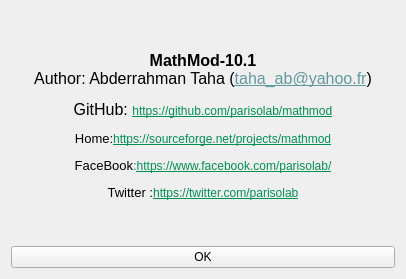
Qt form ui_forms/about.ui (parisolab/mathmod) before a commit.
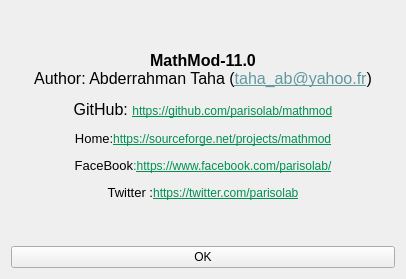
The same form after that commit.

What changed in the file:
```diff
--- a/ui_forms/about.ui
+++ b/ui_forms/about.ui
@@ -20,7 +20,7 @@
       <font/>
      </property>
      <property name="text">
-      <string>&lt;html&gt;&lt;head/&gt;&lt;body&gt;&lt;p align=&quot;center&quot;&gt;&lt;span style=&quot; font-size:12pt; font-weight:600;&quot;&gt;MathMod-10.1&lt;/span&gt;&lt;br/&gt;&lt;span style=&quot; font-size:12pt;&quot;&gt;Author: Abderrahman Taha (&lt;/span&gt;&lt;a href=&quot;taha_ab@yahoo.fr&quot;&gt;&lt;span style=&quot; font-size:12pt; text-decoration: underline; color:#60999e;&quot;&gt;taha_ab@yahoo.fr&lt;/span&gt;&lt;/a&gt;&lt;span style=&quot; font-size:12pt;&quot;&gt;)&lt;/span&gt;&lt;/p&gt;&lt;p align=&quot;center&quot;&gt;&lt;span style=&quot; font-size:12pt;&quot;&gt;GitHub: &lt;/span&gt;&lt;a href=&quot;https://github.com/parisolab/mathmod&quot;&gt;&lt;span style=&quot; text-decoration: underline; color:#009051;&quot;&gt;https://github.com/parisolab/mathmod&lt;/span&gt;&lt;/a&gt;&lt;/p&gt;&lt;p align=&quot;center&quot;&gt;&lt;span style=&quot; font-size:10pt;&quot;&gt;Home&lt;/span&gt;&lt;span style=&quot; font-size:10pt; color:#131313;&quot;&gt;:&lt;/span&gt;&lt;a href=&quot;https://sourceforge.net/projects/mathmod&quot;&gt;&lt;span style=&quot; text-decoration: underline; color:#009051;&quot;&gt;https://sourceforge.net/projects/mathmod&lt;/span&gt;&lt;/a&gt;&lt;/p&gt;&lt;p align=&quot;center&quot;&gt;&lt;span style=&quot; font-size:10pt;&quot;&gt;FaceBook&lt;/span&gt;&lt;span style=&quot; font-size:10pt; color:#009051;&quot;&gt;:&lt;/span&gt;&lt;a href=&quot;https://www.facebook.com/parisolab/&quot;&gt;&lt;span style=&quot; text-decoration: underline; color:#009051;&quot;&gt;https://www.facebook.com/parisolab/&lt;/span&gt;&lt;/a&gt;&lt;/p&gt;&lt;p align=&quot;center&quot;&gt;&lt;span style=&quot; font-size:10pt;&quot;&gt;Twitter :&lt;/span&gt;&lt;a href=&quot;https://twitter.com/parisolab&quot;&gt;&lt;span style=&quot; text-decoration: underline; color:#009051;&quot;&gt;https://twitter.com/parisolab&lt;/span&gt;&lt;/a&gt;&lt;/p&gt;&lt;/body&gt;&lt;/html&gt;</string>
+      <string>&lt;html&gt;&lt;head/&gt;&lt;body&gt;&lt;p align=&quot;center&quot;&gt;&lt;span style=&quot; font-size:12pt; font-weight:600;&quot;&gt;MathMod-11.0&lt;/span&gt;&lt;br/&gt;&lt;span style=&quot; font-size:12pt;&quot;&gt;Author: Abderrahman Taha (&lt;/span&gt;&lt;a href=&quot;taha_ab@yahoo.fr&quot;&gt;&lt;span style=&quot; font-size:12pt; text-decoration: underline; color:#60999e;&quot;&gt;taha_ab@yahoo.fr&lt;/span&gt;&lt;/a&gt;&lt;span style=&quot; font-size:12pt;&quot;&gt;)&lt;/span&gt;&lt;/p&gt;&lt;p align=&quot;center&quot;&gt;&lt;span style=&quot; font-size:12pt;&quot;&gt;GitHub: &lt;/span&gt;&lt;a href=&quot;https://github.com/parisolab/mathmod&quot;&gt;&lt;span style=&quot; text-decoration: underline; color:#009051;&quot;&gt;https://github.com/parisolab/mathmod&lt;/span&gt;&lt;/a&gt;&lt;/p&gt;&lt;p align=&quot;center&quot;&gt;&lt;span style=&quot; font-size:10pt;&quot;&gt;Home&lt;/span&gt;&lt;span style=&quot; font-size:10pt; color:#131313;&quot;&gt;:&lt;/span&gt;&lt;a href=&quot;https://sourceforge.net/projects/mathmod&quot;&gt;&lt;span style=&quot; text-decoration: underline; color:#009051;&quot;&gt;https://sourceforge.net/projects/mathmod&lt;/span&gt;&lt;/a&gt;&lt;/p&gt;&lt;p align=&quot;center&quot;&gt;&lt;span style=&quot; font-size:10pt;&quot;&gt;FaceBook&lt;/span&gt;&lt;span style=&quot; font-size:10pt; color:#009051;&quot;&gt;:&lt;/span&gt;&lt;a href=&quot;https://www.facebook.com/parisolab/&quot;&gt;&lt;span style=&quot; text-decoration: underline; color:#009051;&quot;&gt;https://www.facebook.com/parisolab/&lt;/span&gt;&lt;/a&gt;&lt;/p&gt;&lt;p align=&quot;center&quot;&gt;&lt;span style=&quot; font-size:10pt;&quot;&gt;Twitter :&lt;/span&gt;&lt;a href=&quot;https://twitter.com/parisolab&quot;&gt;&lt;span style=&quot; text-decoration: underline; color:#009051;&quot;&gt;https://twitter.com/parisolab&lt;/span&gt;&lt;/a&gt;&lt;/p&gt;&lt;/body&gt;&lt;/html&gt;</string>
      </property>
      <property name="wordWrap">
       <bool>false</bool>
```
